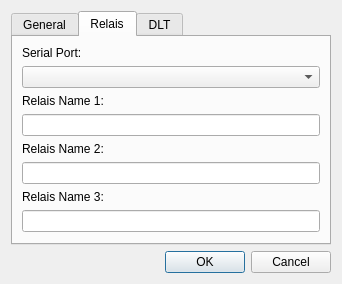
Old version of the form settingsdialog.ui in the repository alexmucde/DLTPower.
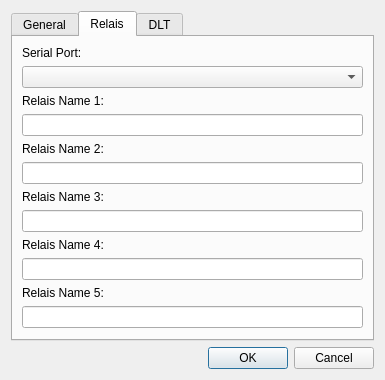
New version of the form. The open tabs and pages were chosen to show the change.

Commit message:
- Support up to 5 Relais
- Add Watchdog with automatic reconnect after 3s
- Changed communication protocol
- Updated Arduino Sketch
- Fixed problem with Arduino starting up in Flash Mode
- Increased version number

```diff
--- a/settingsdialog.ui
+++ b/settingsdialog.ui
@@ -6,8 +6,8 @@
    <rect>
     <x>0</x>
     <y>0</y>
-    <width>342</width>
-    <height>279</height>
+    <width>385</width>
+    <height>373</height>
    </rect>
   </property>
   <property name="font">
@@ -131,6 +131,26 @@
        <item>
         <widget class="QLineEdit" name="lineEditRelaisName3"/>
        </item>
+       <item>
+        <widget class="QLabel" name="label_8">
+         <property name="text">
+          <string>Relais Name 4:</string>
+         </property>
+        </widget>
+       </item>
+       <item>
+        <widget class="QLineEdit" name="lineEditRelaisName4"/>
+       </item>
+       <item>
+        <widget class="QLabel" name="label_9">
+         <property name="text">
+          <string>Relais Name 5:</string>
+         </property>
+        </widget>
+       </item>
+       <item>
+        <widget class="QLineEdit" name="lineEditRelaisName5"/>
+       </item>
        <item>
         <spacer name="verticalSpacer_2">
          <property name="orientation">
```
The commit also changes 8 other files.
